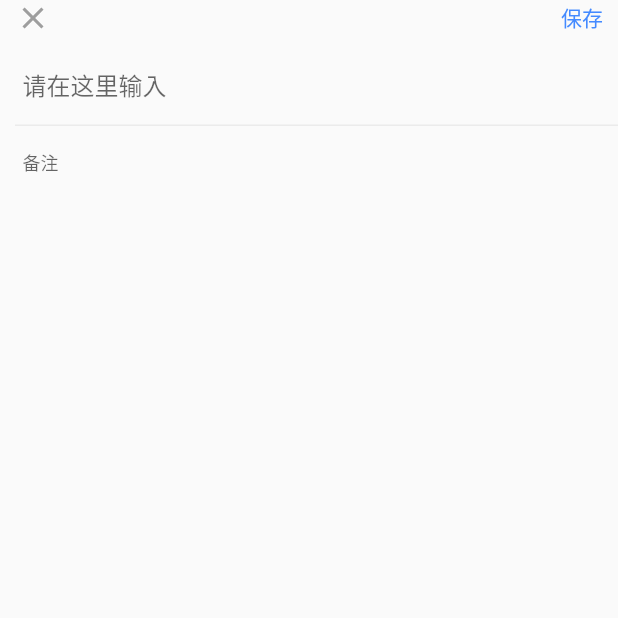
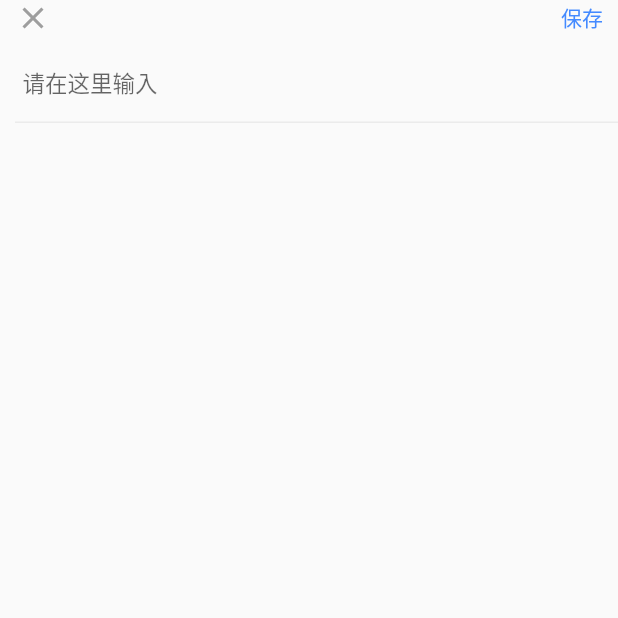
Before and after one commit to zlqscount/zui_flutter, a Flutter app: the SingleLineEditTextRoute screen opened directly, on a phone screen of 412 x 824 dp, the top half of it. Run offline on Flutter 3.47's test engine with Material 2 defaults, Android fonts, the phone set to English and light mode, and no system bars.

```diff
--- a/lib/splash/splash_route.dart
+++ b/lib/splash/splash_route.dart
@@ -46,7 +46,7 @@ class _SplashState extends State {
         child: Column(
            mainAxisSize: MainAxisSize.min,
           crossAxisAlignment: CrossAxisAlignment.center,
-          children: <Widget>[Text("ZUI $countdown"), Icon(Icons.build)],
+          children: <Widget>[Text("ZUI $countdown"), Image.asset("images/ic_flutter.png",width: 30, height: 30,)],
         ),
       ),
     );
--- /dev/null
+++ b/lib/utils/text/text_utils.dart
@@ -0,0 +1,26 @@
+class TextUtils {
+  ///将每个字符串之间插入零宽空格
+  static String breakWord(String word) {
+    if (word == null || word.isEmpty) {
+      return word;
+    }
+    String breakWord = ' ';
+    word.runes.forEach((element) {
+      breakWord += String.fromCharCode(element);
+      breakWord += '\u200B';
+    });
+    return breakWord;
+  }
+
+  static bool strNoteNull(String str) {
+    bool flag = false;
+    if (str != null && str.isNotEmpty) {
+      flag = true;
+    }
+    return flag;
+  }
+
+  static String outPutNoneNullStr(String str) {
+    return strNoteNull(str) ? str : "";
+  }
+}
--- a/lib/commonuse/detail/text/detail/single_line_edittext.dart
+++ b/lib/view/textfield/single_line_edittext.dart
@@ -1,4 +1,5 @@
 import 'package:flutter/material.dart';
+import 'package:zuiflutter/utils/text/text_utils.dart';
 
 ///单行输入框
 class SingleLineEditTextRoute extends StatefulWidget {
@@ -14,13 +15,13 @@ class SingleLineEditTextRoute extends StatefulWidget {
   SingleLineEditTextRoute({
     this.saveClickListener,
     this.cancelClickListener,
-    this.title = "标题",
+    this.title = "",
     this.content1,
     this.content2,
     this.editTextHint1 = "请在这里输入",
     this.editTextHint2 = "备注",
-    this.textStyle1 = const TextStyle(),
-    this.textStyle2 = const TextStyle(fontSize: 12),
+    this.textStyle1 = const TextStyle(fontSize: 15, color: Color(0xff444444)),
+    this.textStyle2 = const TextStyle(fontSize: 12, color: Color(0xff444444)),
   });
 }
 
@@ -50,7 +51,33 @@ class _SingleLineEditTextState extends State<SingleLineEditTextRoute> {
 
   @override
   Widget build(BuildContext context) {
-    Row topTitle = Row(
+    return new Scaffold(
+      body: SafeArea(
+          child: Column(
+        children: <Widget>[
+          getTopBar(),
+          Offstage(
+            offstage: !TextUtils.strNoteNull(widget.title),
+            child: Row(
+              children: <Widget>[
+                SizedBox(
+                  width: 14,
+                ),
+                Text(
+                  TextUtils.outPutNoneNullStr(widget.title),
+                  style: TextStyle(color: Color(0xff444444), fontSize: 18),
+                )
+              ],
+            ),
+          ),
+          getContent()
+        ],
+      )),
+    );
+  }
+
+  Row getTopBar() {
+    return Row(
       mainAxisAlignment: MainAxisAlignment.spaceBetween,
       children: <Widget>[
         GestureDetector(
@@ -87,7 +114,10 @@ class _SingleLineEditTextState extends State<SingleLineEditTextRoute> {
         )
       ],
     );
-    Column content = Column(
+  }
+
+  Column getContent() {
+    return Column(
       children: <Widget>[
         TextField(
           style: widget.textStyle1,
@@ -102,21 +132,19 @@ class _SingleLineEditTextState extends State<SingleLineEditTextRoute> {
           decoration: BoxDecoration(color: Color(0xffebebeb)),
           height: 1,
         ),
-        TextField(
+        Offstage(
+          offstage: !TextUtils.strNoteNull(widget.content2),
+          child: TextField(
             style: widget.textStyle2,
             controller: controller2,
             decoration: InputDecoration(
                 border: InputBorder.none,
+                hintStyle: TextStyle(color: Color(0xff999999)),
                 hintText: widget.editTextHint2,
                 contentPadding: EdgeInsets.all(15)),
           ),
+        ),
       ],
-    );
-    return new Scaffold(
-      body: SafeArea(
-          child: Column(
-        children: <Widget>[topTitle, content],
-      )),
     );
   }
 }
```
Also changed, not shown: lib/home/commonuse/components.dart (renamed from lib/commonuse/common_use.dart, +4 -4 lines), lib/home/commonuse/detail/text/text_route.dart (renamed from lib/commonuse/detail/text/text_route.dart, +15 -7 lines), lib/main.dart (+2 -47 lines), lib/view/text/ellipsis_text.dart (added, +21 -0 lines), lib/view/item_view.dart (renamed from lib/view/common_view.dart). Lines whose indentation alone changed are shown as unchanged.
